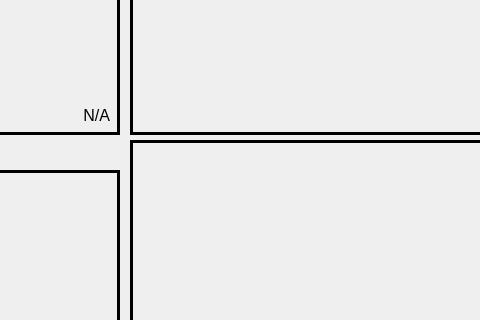
Qt form mainwindow.ui (frontback333/TB3582_System) before a commit; both pictures show x 290 to 770 and y 110 to 430 of the 1024 by 600 pixel window.
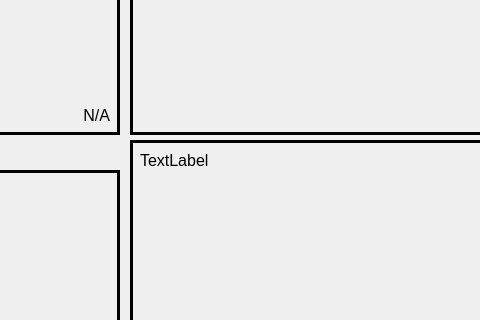
The same form after that commit.

Commit message: Texts Frame added label

Patch:
```diff
--- a/mainwindow.ui
+++ b/mainwindow.ui
@@ -373,6 +373,24 @@
     <property name="lineWidth">
      <number>3</number>
     </property>
+    <widget class="QLabel" name="label_2">
+     <property name="geometry">
+      <rect>
+       <x>10</x>
+       <y>10</y>
+       <width>200</width>
+       <height>20</height>
+      </rect>
+     </property>
+     <property name="font">
+      <font>
+       <pointsize>12</pointsize>
+      </font>
+     </property>
+     <property name="text">
+      <string>TextLabel</string>
+     </property>
+    </widget>
    </widget>
   </widget>
   <widget class="QMenuBar" name="menubar">
```
The commit also changes 1 other file.
